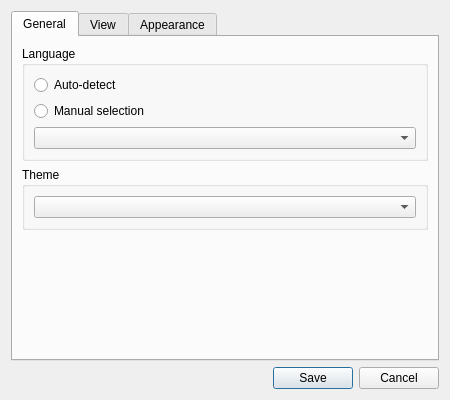
Old version of the form ui/settings_dialog.ui in the repository dawciobiel/QuickFile.
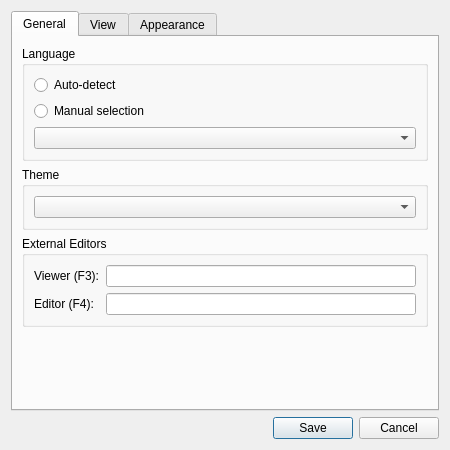
New version of the form.

Commit message: Feat: Add configurable external viewer and editor commands

```diff
--- a/ui/settings_dialog.ui
+++ b/ui/settings_dialog.ui
@@ -7,7 +7,7 @@
                 <x>0</x>
                 <y>0</y>
                 <width>450</width>
-                <height>400</height>
+                <height>450</height>
             </rect>
         </property>
         <property name="windowTitle">
@@ -62,6 +62,35 @@
                                     </layout>
                                 </widget>
                             </item>
+                            <item>
+                                <widget class="QGroupBox" name="external_editors_group">
+                                    <property name="title">
+                                        <string>External Editors</string>
+                                    </property>
+                                    <layout class="QFormLayout" name="formLayout_2">
+                                        <item row="0" column="0">
+                                            <widget class="QLabel" name="viewer_label">
+                                                <property name="text">
+                                                    <string>Viewer (F3):</string>
+                                                </property>
+                                            </widget>
+                                        </item>
+                                        <item row="0" column="1">
+                                            <widget class="QLineEdit" name="viewer_command_edit"/>
+                                        </item>
+                                        <item row="1" column="0">
+                                            <widget class="QLabel" name="editor_label">
+                                                <property name="text">
+                                                    <string>Editor (F4):</string>
+                                                </property>
+                                            </widget>
+                                        </item>
+                                        <item row="1" column="1">
+                                            <widget class="QLineEdit" name="editor_command_edit"/>
+                                        </item>
+                                    </layout>
+                                </widget>
+                            </item>
                             <item>
                                 <spacer name="verticalSpacer">
                                     <property name="orientation">
```
The commit also changes 4 other files.
